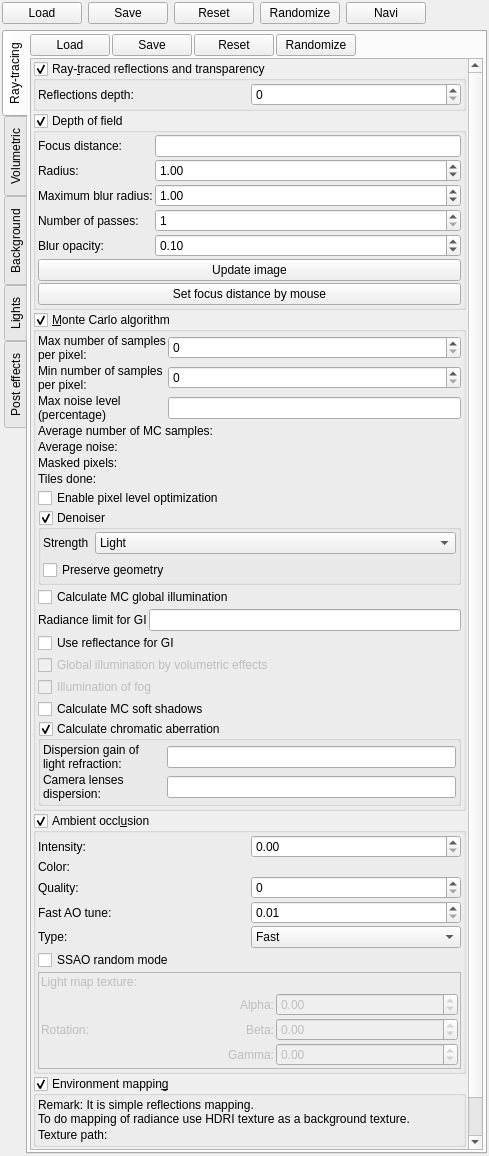
The window that mandelbulber2/qt/dock_effects.ui (buddhi1980/mandelbulber2) describes before a commit, drawn with Qt 5.
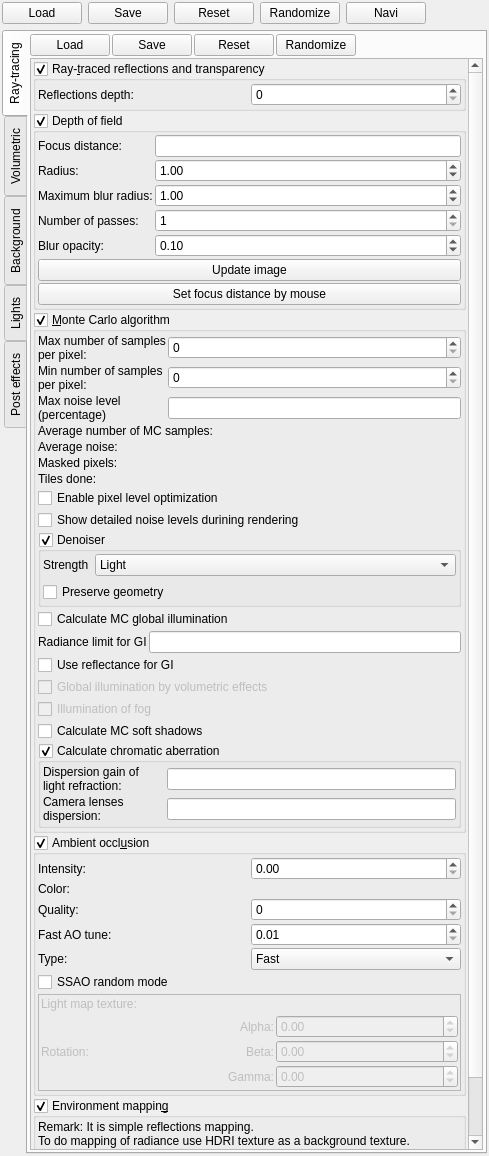
The same window after the commit. Icons and pictures are not drawn. Custom widgets are drawn as their Qt base class.

Commit message: Improved visualization of MC noise. Added option to toggle visualization Deleted not needed qDebug() in many places of the code.

What changed in the file:
```diff
--- a/mandelbulber2/qt/dock_effects.ui
+++ b/mandelbulber2/qt/dock_effects.ui
@@ -181,9 +181,9 @@
           <property name="geometry">
            <rect>
             <x>0</x>
-            <y>-36</y>
-            <width>437</width>
-            <height>1144</height>
+            <y>-168</y>
+            <width>421</width>
+            <height>1501</height>
            </rect>
           </property>
           <layout class="QVBoxLayout" name="verticalLayout_34">
@@ -647,6 +647,19 @@
                 </property>
                </widget>
               </item>
+              <item>
+               <widget class="QCheckBox" name="checkB_MCShowNoiseLevels">
+                <property name="enabled">
+                 <bool>true</bool>
+                </property>
+                <property name="text">
+                 <string>Show detailed noise levels durining rendering</string>
+                </property>
+                <property name="checked">
+                 <bool>false</bool>
+                </property>
+               </widget>
+              </item>
               <item>
                <widget class="MyGroupBox" name="groupCheck_MC_denoiser_enable">
                 <property name="toolTip">
```
Left out of the diff: 16 changed lines with no effect on the pictures. The commit also changes 12 other files.
